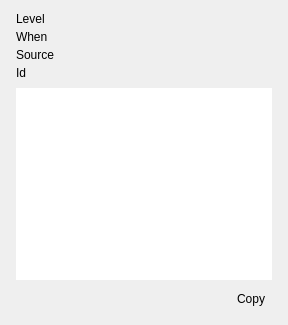
Above: pj_app/src/ui/DiagnosticsDetailDialog.ui from Ssz990220/PlotJuggler before the change. Below: the same form after it.
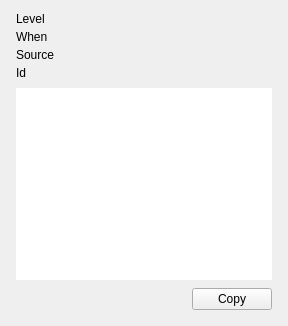
That is the form after the change.

Commit message: fix(pj_app): style the diagnostics Copy button like other buttons (#381)

```diff
--- a/pj_app/src/ui/DiagnosticsDetailDialog.ui
+++ b/pj_app/src/ui/DiagnosticsDetailDialog.ui
@@ -37,12 +37,10 @@
       </spacer>
      </item>
      <item>
-      <widget class="QToolButton" name="buttonCopy">
+      <widget class="QPushButton" name="buttonCopy">
        <property name="text"><string>Copy</string></property>
        <property name="toolTip"><string>Copy to clipboard</string></property>
-       <property name="toolButtonStyle"><enum>Qt::ToolButtonStyle::ToolButtonTextBesideIcon</enum></property>
        <property name="iconSize"><size><width>16</width><height>16</height></size></property>
-       <property name="autoRaise"><bool>true</bool></property>
       </widget>
      </item>
     </layout>
```
The commit also changes 1 other file.
